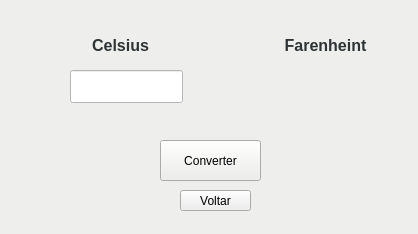
The window that telas/telaFc.ui (laribrito/primeiraInterface) describes before a commit, drawn with Qt 5.
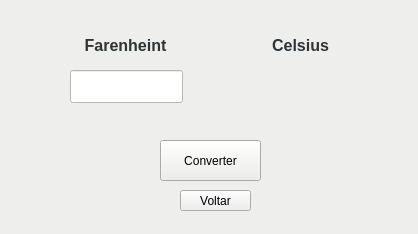
The same window after the commit.

Commit message: Correçao da tela

What changed in the file:
```diff
--- a/telas/telaFc.ui
+++ b/telas/telaFc.ui
@@ -76,7 +76,7 @@
    <widget class="QLabel" name="f">
     <property name="geometry">
      <rect>
-      <x>230</x>
+      <x>30</x>
       <y>30</y>
       <width>191</width>
       <height>31</height>
@@ -102,7 +102,7 @@
    <widget class="QLabel" name="c">
     <property name="geometry">
      <rect>
-      <x>0</x>
+      <x>180</x>
       <y>30</y>
       <width>241</width>
       <height>31</height>
```
